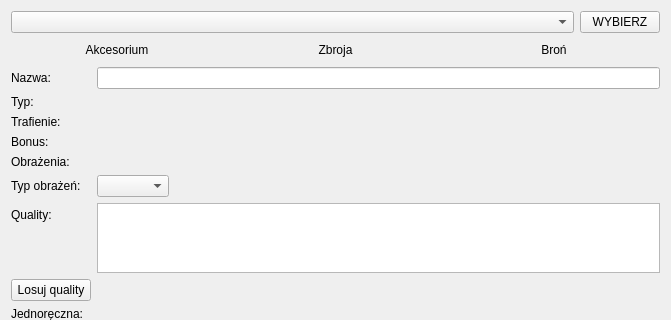
The window that gui/dialogue/itemgen/itemgendialogue.ui (FasolowySpioch/faubla-ultima-item-generator) describes before a commit, drawn with Qt 5; both pictures show x 0 to 671 and y 0 to 320 of the 671 by 864 pixel window.
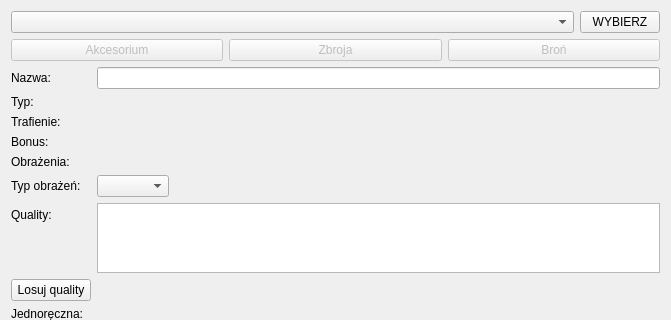
The same window after the commit.

Diff of the .ui file:
```diff
--- a/gui/dialogue/itemgen/itemgendialogue.ui
+++ b/gui/dialogue/itemgen/itemgendialogue.ui
@@ -15,7 +15,7 @@
   </property>
   <layout class="QVBoxLayout" name="verticalLayout">
    <item>
-    <layout class="QVBoxLayout" name="verticalLayout_2" stretch="0,0,3,0,0">
+    <layout class="QVBoxLayout" name="verticalLayout_2" stretch="0,0,0,0,0">
      <item>
       <layout class="QHBoxLayout" name="ChoosePlayerLayout" stretch="1,0">
        <item>
@@ -37,6 +37,9 @@
       <layout class="QHBoxLayout" name="ChooseItemLayout">
        <item>
         <widget class="QPushButton" name="bttnGenerateAccessory">
+         <property name="enabled">
+          <bool>false</bool>
+         </property>
          <property name="cursor">
           <cursorShape>PointingHandCursor</cursorShape>
          </property>
@@ -47,12 +50,15 @@
           <bool>true</bool>
          </property>
          <property name="flat">
-          <bool>true</bool>
+          <bool>false</bool>
          </property>
         </widget>
        </item>
        <item>
         <widget class="QPushButton" name="bttnGenerateArmor">
+         <property name="enabled">
+          <bool>false</bool>
+         </property>
          <property name="cursor">
           <cursorShape>PointingHandCursor</cursorShape>
          </property>
@@ -60,12 +66,15 @@
           <string>Zbroja</string>
          </property>
          <property name="flat">
-          <bool>true</bool>
+          <bool>false</bool>
          </property>
         </widget>
        </item>
        <item>
         <widget class="QPushButton" name="bttnGenerateWeapon">
+         <property name="enabled">
+          <bool>false</bool>
+         </property>
          <property name="cursor">
           <cursorShape>PointingHandCursor</cursorShape>
          </property>
@@ -73,7 +82,7 @@
           <string>Broń</string>
          </property>
          <property name="flat">
-          <bool>true</bool>
+          <bool>false</bool>
          </property>
         </widget>
        </item>
```
Left out of the diff: 6 changed lines with no effect on the pictures.
